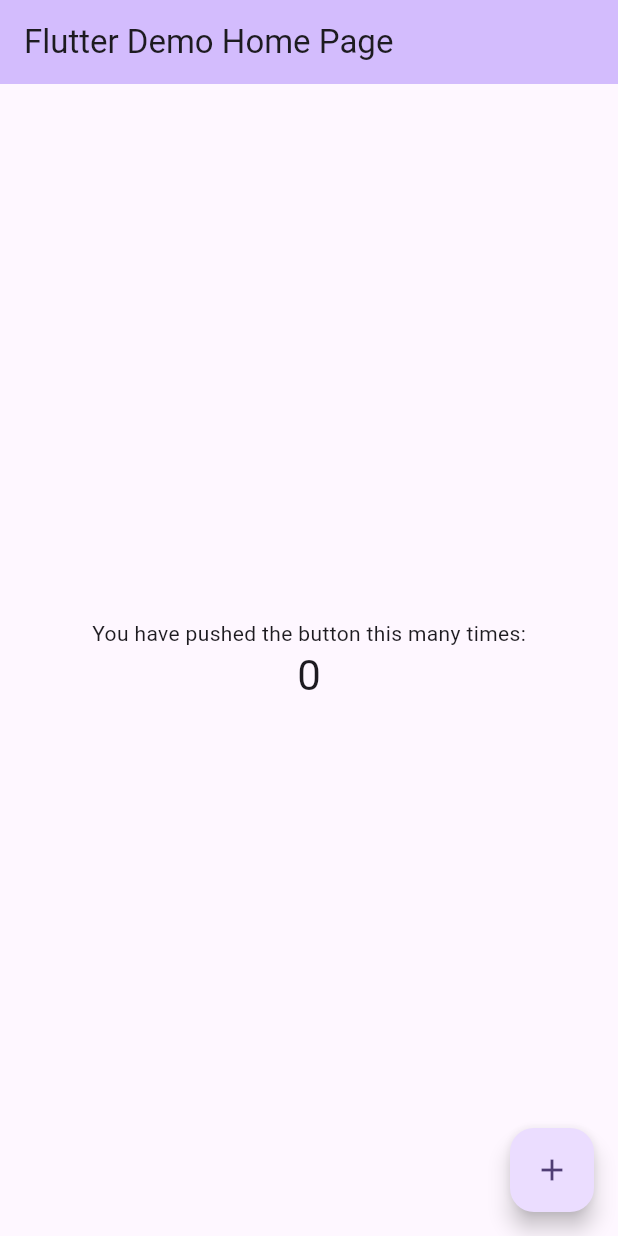
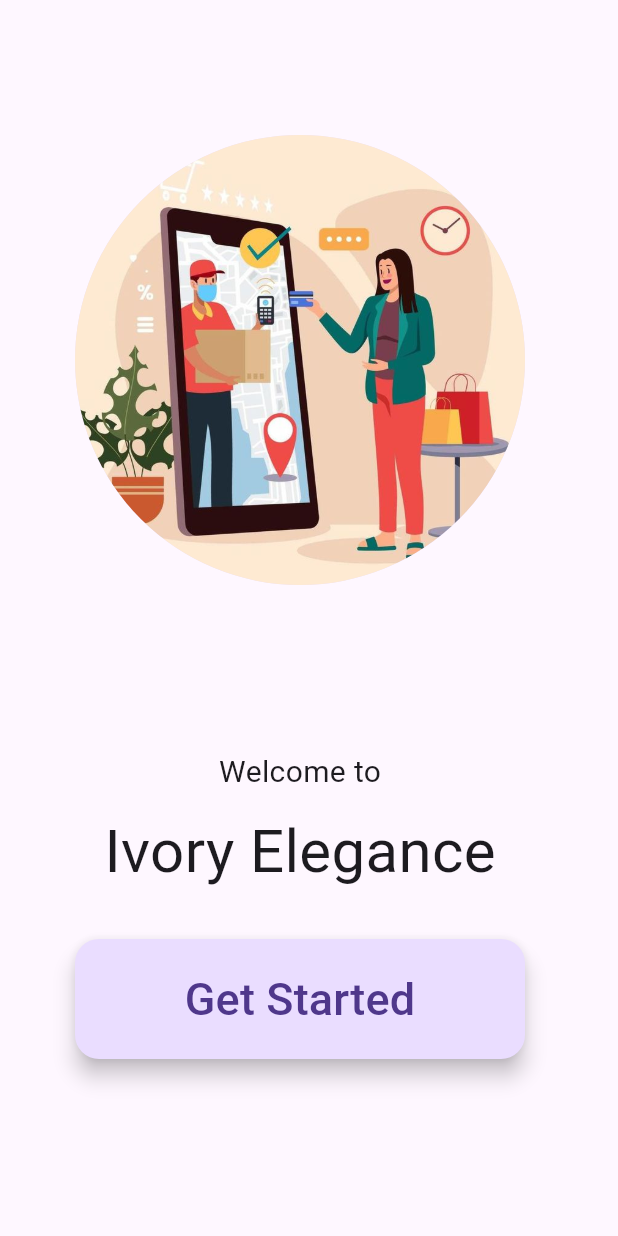
Before and after one commit to MonicahKoina/Product-_Explorer_App, a Flutter app: the screen it shows after launch, on a phone screen of 412 x 824 dp. Run offline on Flutter 3.47's test engine with Material 3 defaults, Android fonts, the phone set to English and light mode, and no system bars.

Commit message:
welcome page

```diff
--- a/lib/main.dart
+++ b/lib/main.dart
@@ -1,125 +1,10 @@
 import 'package:flutter/material.dart';
 
-void main() {
-  runApp(const MyApp());
+import 'welcome.dart';
+
+main(){
+  runApp(MaterialApp(
+    debugShowCheckedModeBanner: false,
+ home: Welcome(),
+  ));
 }
-
-class MyApp extends StatelessWidget {
-  const MyApp({super.key});
-
-  // This widget is the root of your application.
-  @override
-  Widget build(BuildContext context) {
-    return MaterialApp(
-      title: 'Flutter Demo',
-      theme: ThemeData(
-        // This is the theme of your application.
-        //
-        // TRY THIS: Try running your application with "flutter run". You'll see
-        // the application has a purple toolbar. Then, without quitting the app,
-        // try changing the seedColor in the colorScheme below to Colors.green
-        // and then invoke "hot reload" (save your changes or press the "hot
-        // reload" button in a Flutter-supported IDE, or press "r" if you used
-        // the command line to start the app).
-        //
-        // Notice that the counter didn't reset back to zero; the application
-        // state is not lost during the reload. To reset the state, use hot
-        // restart instead.
-        //
-        // This works for code too, not just values: Most code changes can be
-        // tested with just a hot reload.
-        colorScheme: ColorScheme.fromSeed(seedColor: Colors.deepPurple),
-        useMaterial3: true,
-      ),
-      home: const MyHomePage(title: 'Flutter Demo Home Page'),
-    );
-  }
-}
-
-class MyHomePage extends StatefulWidget {
-  const MyHomePage({super.key, required this.title});
-
-  // This widget is the home page of your application. It is stateful, meaning
-  // that it has a State object (defined below) that contains fields that affect
-  // how it looks.
-
-  // This class is the configuration for the state. It holds the values (in this
-  // case the title) provided by the parent (in this case the App widget) and
-  // used by the build method of the State. Fields in a Widget subclass are
-  // always marked "final".
-
-  final String title;
-
-  @override
-  State<MyHomePage> createState() => _MyHomePageState();
-}
-
-class _MyHomePageState extends State<MyHomePage> {
-  int _counter = 0;
-
-  void _incrementCounter() {
-    setState(() {
-      // This call to setState tells the Flutter framework that something has
-      // changed in this State, which causes it to rerun the build method below
-      // so that the display can reflect the updated values. If we changed
-      // _counter without calling setState(), then the build method would not be
-      // called again, and so nothing would appear to happen.
-      _counter++;
-    });
-  }
-
-  @override
-  Widget build(BuildContext context) {
-    // This method is rerun every time setState is called, for instance as done
-    // by the _incrementCounter method above.
-    //
-    // The Flutter framework has been optimized to make rerunning build methods
-    // fast, so that you can just rebuild anything that needs updating rather
-    // than having to individually change instances of widgets.
-    return Scaffold(
-      appBar: AppBar(
-        // TRY THIS: Try changing the color here to a specific color (to
-        // Colors.amber, perhaps?) and trigger a hot reload to see the AppBar
-        // change color while the other colors stay the same.
-        backgroundColor: Theme.of(context).colorScheme.inversePrimary,
-        // Here we take the value from the MyHomePage object that was created by
-        // the App.build method, and use it to set our appbar title.
-        title: Text(widget.title),
-      ),
-      body: Center(
-        // Center is a layout widget. It takes a single child and positions it
-        // in the middle of the parent.
-        child: Column(
-          // Column is also a layout widget. It takes a list of children and
-          // arranges them vertically. By default, it sizes itself to fit its
-          // children horizontally, and tries to be as tall as its parent.
-          //
-          // Column has various properties to control how it sizes itself and
-          // how it positions its children. Here we use mainAxisAlignment to
-          // center the children vertically; the main axis here is the vertical
-          // axis because Columns are vertical (the cross axis would be
-          // horizontal).
-          //
-          // TRY THIS: Invoke "debug painting" (choose the "Toggle Debug Paint"
-          // action in the IDE, or press "p" in the console), to see the
-          // wireframe for each widget.
-          mainAxisAlignment: MainAxisAlignment.center,
-          children: <Widget>[
-            const Text(
-              'You have pushed the button this many times:',
-            ),
-            Text(
-              '$_counter',
-              style: Theme.of(context).textTheme.headlineMedium,
-            ),
-          ],
-        ),
-      ),
-      floatingActionButton: FloatingActionButton(
-        onPressed: _incrementCounter,
-        tooltip: 'Increment',
-        child: const Icon(Icons.add),
-      ), // This trailing comma makes auto-formatting nicer for build methods.
-    );
-  }
-}
--- /dev/null
+++ b/lib/welcome.dart
@@ -0,0 +1,49 @@
+import 'package:flutter/cupertino.dart';
+import 'package:flutter/material.dart';
+
+class Welcome extends StatelessWidget {
+  const Welcome({super.key});
+
+  @override
+  Widget build(BuildContext context) {
+    return Scaffold(
+      body: Padding(
+        padding: const EdgeInsets.only(top: 40.0),
+        child: Column(
+          children: [
+            const Padding(
+              padding: EdgeInsets.all(50.0),
+              child: SizedBox(height: 300, width: 300,
+                child: CircleAvatar(
+                  radius: 80,
+                backgroundImage: AssetImage('assets/pgone.jpeg'
+                ),),
+              ),
+            ),
+            const Padding(
+              padding: EdgeInsets.only(top: 60.0),
+              child: Text("Welcome to"
+              ,style: TextStyle(fontSize: 20),),
+            ),
+            const Padding(
+              padding: EdgeInsets.only(top: 10.0),
+              child: Text("Ivory Elegance", style: TextStyle
+                (fontSize: 40),
+              ),
+            ),
+            Padding(
+              padding: const EdgeInsets.only(top: 30.0),
+              child: SizedBox(
+                height: 80,
+                width: 300,
+                child: FloatingActionButton(onPressed: (){
+                },child: const Text("Get Started", style:
+                    TextStyle(fontSize: 30)),),
+              ),
+            ),
+          ],
+        ),
+      ),
+    );
+  }
+}
--- a/pubspec.yaml
+++ b/pubspec.yaml
@@ -57,7 +57,8 @@ flutter:
   # included with your application, so that you can use the icons in
   # the material Icons class.
   uses-material-design: true
-
+  assets:
+    - assets/
   # To add assets to your application, add an assets section, like this:
   # assets:
   #   - images/a_dot_burr.jpeg
```
Also changed, not shown: assets/pgone.jpeg (added), assets/welcome icon.jpeg (added).
